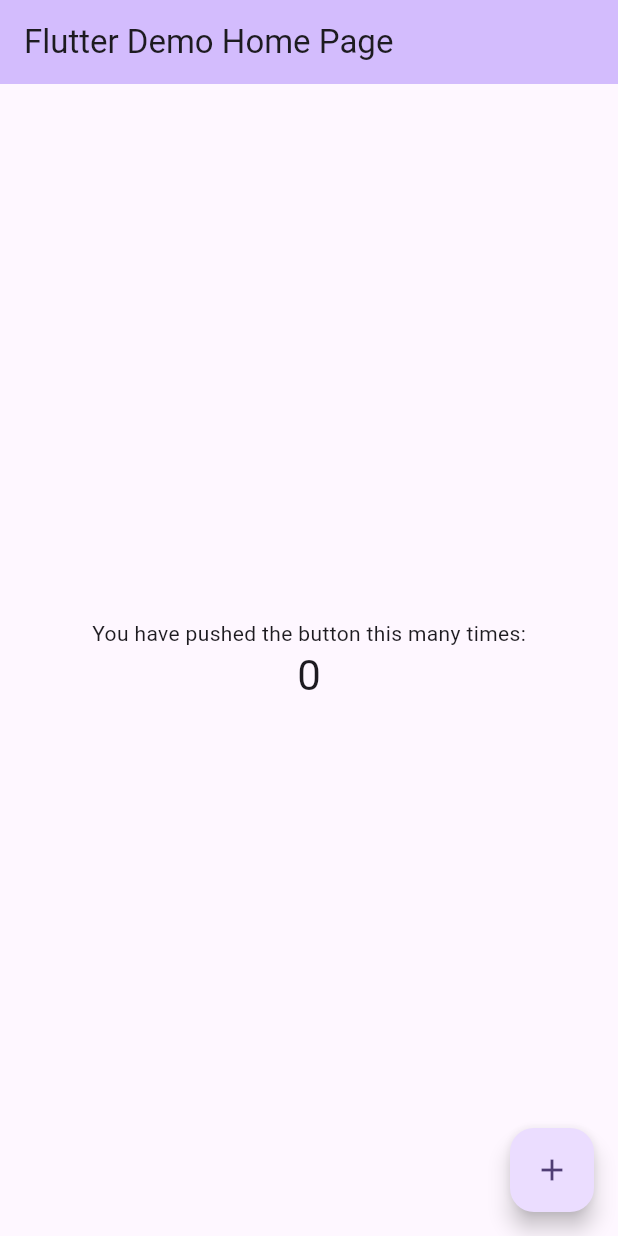
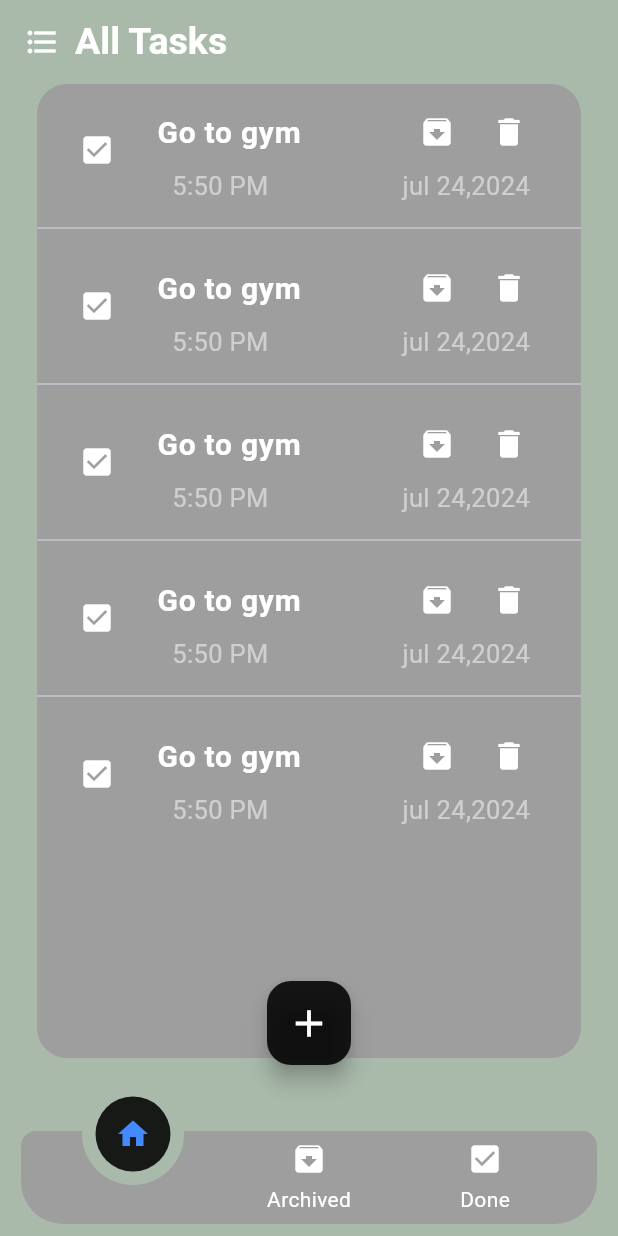
Before and after one commit to mahmoudAbdelghani2/IEEE-CS-MOBILE-26, a Flutter app: the screen it shows after launch, on a phone screen of 412 x 824 dp. Run offline on Flutter 3.47's test engine with Material 3 defaults, Android fonts, the phone set to English and light mode, and no system bars; drawn by our look-alikes of animated_notch_bottom_bar.

Commit message:
ToDo app with sqflite Ui part 1

```diff
--- a/Task-11/todo_app/lib/main.dart
+++ b/Task-11/todo_app/lib/main.dart
@@ -1,4 +1,5 @@
 import 'package:flutter/material.dart';
+import 'package:todo_app/screens/home_screen.dart';
 
 void main() {
   runApp(const MyApp());
@@ -7,116 +8,8 @@ void main() {
 class MyApp extends StatelessWidget {
   const MyApp({super.key});
 
-  // This widget is the root of your application.
   @override
   Widget build(BuildContext context) {
-    return MaterialApp(
-      title: 'Flutter Demo',
-      theme: ThemeData(
-        // This is the theme of your application.
-        //
-        // TRY THIS: Try running your application with "flutter run". You'll see
-        // the application has a purple toolbar. Then, without quitting the app,
-        // try changing the seedColor in the colorScheme below to Colors.green
-        // and then invoke "hot reload" (save your changes or press the "hot
-        // reload" button in a Flutter-supported IDE, or press "r" if you used
-        // the command line to start the app).
-        //
-        // Notice that the counter didn't reset back to zero; the application
-        // state is not lost during the reload. To reset the state, use hot
-        // restart instead.
-        //
-        // This works for code too, not just values: Most code changes can be
-        // tested with just a hot reload.
-        colorScheme: .fromSeed(seedColor: Colors.deepPurple),
-      ),
-      home: const MyHomePage(title: 'Flutter Demo Home Page'),
-    );
+    return MaterialApp(home: HomeScreen(), debugShowCheckedModeBanner: false);
   }
 }
-
-class MyHomePage extends StatefulWidget {
-  const MyHomePage({super.key, required this.title});
-
-  // This widget is the home page of your application. It is stateful, meaning
-  // that it has a State object (defined below) that contains fields that affect
-  // how it looks.
-
-  // This class is the configuration for the state. It holds the values (in this
-  // case the title) provided by the parent (in this case the App widget) and
-  // used by the build method of the State. Fields in a Widget subclass are
-  // always marked "final".
-
-  final String title;
-
-  @override
-  State<MyHomePage> createState() => _MyHomePageState();
-}
-
-class _MyHomePageState extends State<MyHomePage> {
-  int _counter = 0;
-
-  void _incrementCounter() {
-    setState(() {
-      // This call to setState tells the Flutter framework that something has
-      // changed in this State, which causes it to rerun the build method below
-      // so that the display can reflect the updated values. If we changed
-      // _counter without calling setState(), then the build method would not be
-      // called again, and so nothing would appear to happen.
-      _counter++;
-    });
-  }
-
-  @override
-  Widget build(BuildContext context) {
-    // This method is rerun every time setState is called, for instance as done
-    // by the _incrementCounter method above.
-    //
-    // The Flutter framework has been optimized to make rerunning build methods
-    // fast, so that you can just rebuild anything that needs updating rather
-    // than having to individually change instances of widgets.
-    return Scaffold(
-      appBar: AppBar(
-        // TRY THIS: Try changing the color here to a specific color (to
-        // Colors.amber, perhaps?) and trigger a hot reload to see the AppBar
-        // change color while the other colors stay the same.
-        backgroundColor: Theme.of(context).colorScheme.inversePrimary,
-        // Here we take the value from the MyHomePage object that was created by
-        // the App.build method, and use it to set our appbar title.
-        title: Text(widget.title),
-      ),
-      body: Center(
-        // Center is a layout widget. It takes a single child and positions it
-        // in the middle of the parent.
-        child: Column(
-          // Column is also a layout widget. It takes a list of children and
-          // arranges them vertically. By default, it sizes itself to fit its
-          // children horizontally, and tries to be as tall as its parent.
-          //
-          // Column has various properties to control how it sizes itself and
-          // how it positions its children. Here we use mainAxisAlignment to
-          // center the children vertically; the main axis here is the vertical
-          // axis because Columns are vertical (the cross axis would be
-          // horizontal).
-          //
-          // TRY THIS: Invoke "debug painting" (choose the "Toggle Debug Paint"
-          // action in the IDE, or press "p" in the console), to see the
-          // wireframe for each widget.
-          mainAxisAlignment: .center,
-          children: [
-            const Text('You have pushed the button this many times:'),
-            Text(
-              '$_counter',
-              style: Theme.of(context).textTheme.headlineMedium,
-            ),
-          ],
-        ),
-      ),
-      floatingActionButton: FloatingActionButton(
-        onPressed: _incrementCounter,
-        tooltip: 'Increment',
-        child: const Icon(Icons.add),
-      ),
-    );
-  }
-}
--- /dev/null
+++ b/Task-11/todo_app/lib/screens/home_screen.dart
@@ -0,0 +1,158 @@
+// ignore_for_file: use_build_context_synchronously
+
+import 'package:animated_notch_bottom_bar/animated_notch_bottom_bar/animated_notch_bottom_bar.dart';
+import 'package:flutter/material.dart';
+import 'package:todo_app/screens/archive_screen.dart';
+import 'package:todo_app/screens/done_screen.dart';
+import 'package:todo_app/screens/tasks_screen.dart';
+import 'package:todo_app/widgets/reuseable_widgets.dart';
+import 'package:intl/intl.dart';
+
+class HomeScreen extends StatefulWidget {
+  const HomeScreen({super.key});
+
+  @override
+  State<HomeScreen> createState() => _HomeScreenState();
+}
+
+class _HomeScreenState extends State<HomeScreen> {
+  final NotchBottomBarController _controller = NotchBottomBarController(
+    index: 0,
+  );
+  final PageController _pageController = PageController(initialPage: 0);
+  final _scaffoldKey = GlobalKey<ScaffoldState>();
+  var titleController = TextEditingController();
+  var timeController = TextEditingController();
+  var dateController = TextEditingController();
+  var formKey = GlobalKey<FormState>();
+  bool isBottomSheetShow = false;
+  List<Widget> screens = [TasksScreen(), ArchiveScreen(), DoneScreen()];
+  @override
+  Widget build(BuildContext context) {
+    return Scaffold(
+      key: _scaffoldKey,
+      backgroundColor: const Color.fromRGBO(169, 186, 171, 1),
+      floatingActionButtonLocation: FloatingActionButtonLocation.centerFloat,
+      floatingActionButton: FloatingActionButton(
+        onPressed: () {
+          if (isBottomSheetShow) {
+            if (formKey.currentState!.validate()) {
+              Navigator.pop(context);
+              setState(() {
+                isBottomSheetShow = false;
+              });
+            }
+          } else {
+            _scaffoldKey.currentState!
+                .showBottomSheet((context) {
+                  return Form(
+                    key: formKey,
+                    child: Padding(
+                      padding: const EdgeInsets.all(8.0),
+                      child: Column(
+                        mainAxisSize: MainAxisSize.min,
+                        children: [
+                          defaultFormField(
+                            controller: titleController,
+                            labelText: 'Task Name',
+                            icon: Icons.title,
+                            onTap: () {},
+                          ),
+                          SizedBox(height: 10),
+                          defaultFormField(
+                            controller: titleController,
+                            labelText: 'Task Time',
+                            icon: Icons.timer_rounded,
+                            onTap: () {
+                              showTimePicker(
+                                context: context,
+                                initialTime: TimeOfDay.now(),
+                              ).then((value) {
+                                timeController.text = value!.format(context);
+                              });
+                            },
+                          ),
+                          SizedBox(height: 10),
+                          defaultFormField(
+                            controller: titleController,
+                            labelText: 'Task Date',
+                            icon: Icons.date_range,
+                            onTap: () {
+                              showDatePicker(
+                                context: context,
+                                firstDate: DateTime.now(),
+                                initialDate: DateTime.now(),
+                                lastDate: DateTime.parse('3119-05-09'),
+                              ).then((value) {
+                                dateController.text = DateFormat.yMMMd().format(
+                                  value!,
+                                );
+                              });
+                            },
+                          ),
+                        ],
+                      ),
+                    ),
+                  );
+                })
+                .closed
+                .then((value) {
+                  setState(() {
+                    isBottomSheetShow = false;
+                  });
+                });
+            setState(() {
+              isBottomSheetShow = true;
+            });
+          }
+        },
+        backgroundColor: Colors.black87,
+        child: Icon(Icons.add, color: Colors.white, size: 30),
+      ),
+      appBar: AppBar(
+        automaticallyImplyLeading: false,
+        title: Row(
+          children: [
+            Icon(Icons.format_list_bulleted, color: Colors.white),
+            SizedBox(width: 10),
+            Text(
+              "All Tasks",
+              style: TextStyle(
+                color: Colors.white,
+                fontSize: 25,
+                fontWeight: FontWeight.bold,
+              ),
+            ),
+          ],
+        ),
+        backgroundColor: const Color.fromRGBO(169, 186, 171, 1),
+      ),
+      body: PageView(
+        physics: NeverScrollableScrollPhysics(),
+        controller: _pageController,
+        children: screens,
+      ),
+      bottomNavigationBar: AnimatedNotchBottomBar(
+        color: Colors.grey,
+        notchBottomBarController: _controller,
+        notchColor: Colors.black87,
+        elevation: 4,
+        showLabel: true,
+        removeMargins: false,
+        bottomBarWidth: 500,
+        showShadow: false,
+        durationInMilliSeconds: 300,
+        bottomBarItems: [
+          bottomBarItem(icon: Icons.home, label: "Tasks"),
+          bottomBarItem(icon: Icons.archive, label: "Archived"),
+          bottomBarItem(icon: Icons.check_box, label: "Done"),
+        ],
+        onTap: (int index) {
+          _pageController.jumpToPage(index);
+        },
+        kIconSize: 24,
+        kBottomRadius: 28,
+      ),
+    );
+  }
+}
--- /dev/null
+++ b/Task-11/todo_app/lib/screens/tasks_screen.dart
@@ -0,0 +1,84 @@
+// ignore_for_file: deprecated_member_use
+
+import 'package:flutter/material.dart';
+
+class TasksScreen extends StatefulWidget {
+  const TasksScreen({super.key});
+
+  @override
+  State<TasksScreen> createState() => _TasksScreenState();
+}
+
+class _TasksScreenState extends State<TasksScreen> {
+  @override
+  Widget build(BuildContext context) {
+    return SingleChildScrollView(
+      child: Column(
+        children: [
+          Container(
+            width: MediaQuery.of(context).size.width * 0.88,
+            height: MediaQuery.of(context).size.height * 0.788,
+            decoration: BoxDecoration(
+              borderRadius: BorderRadius.circular(20),
+              color: Colors.grey,
+            ),
+            child: ListView.separated(
+              itemBuilder: (context, index) => ListTile(
+                leading: IconButton(
+                  onPressed: () {},
+                  icon: Icon(Icons.check_box, color: Colors.white),
+                ),
+                title: Row(
+                  children: [
+                    Text(
+                      "Go to gym",
+                      overflow: TextOverflow.ellipsis,
+                      style: TextStyle(
+                        color: Colors.white,
+                        fontSize: 20,
+                        fontWeight: FontWeight.bold,
+                      ),
+                    ),
+                    Spacer(),
+                    IconButton(
+                      onPressed: () {},
+                      icon: Icon(Icons.archive, color: Colors.white),
+                    ),
+                    IconButton(
+                      onPressed: () {},
+                      icon: Icon(Icons.delete, color: Colors.white),
+                    ),
+                  ],
+                ),
+                subtitle: Padding(
+                  padding: EdgeInsets.only(left: 10, right: 10),
+                  child: Row(
+                    mainAxisAlignment: MainAxisAlignment.spaceBetween,
+                    children: [
+                      Text(
+                        "5:50 PM",
+                        style: TextStyle(
+                          fontSize: 17,
+                          color: Colors.white.withOpacity(0.5),
+                        ),
+                      ),
+                      Text(
+                        "jul 24,2024",
+                        style: TextStyle(
+                          fontSize: 17,
+                          color: Colors.white.withOpacity(0.5),
+                        ),
+                      ),
+                    ],
+                  ),
+                ),
+              ),
+              separatorBuilder: (context, index) => Divider(),
+              itemCount: 5,
+            ),
+          ),
+        ],
+      ),
+    );
+  }
+}
--- /dev/null
+++ b/Task-11/todo_app/lib/widgets/reuseable_widgets.dart
@@ -0,0 +1,31 @@
+// ignore_for_file: unused_element
+
+import 'package:animated_notch_bottom_bar/animated_notch_bottom_bar/animated_notch_bottom_bar.dart';
+import 'package:flutter/material.dart';
+
+BottomBarItem bottomBarItem({required IconData icon, required String label}) =>
+    BottomBarItem(
+      inActiveItem: Icon(icon, color: Colors.white),
+      activeItem: Icon(icon, color: Colors.blueAccent),
+      itemLabelWidget: Text(label, style: const TextStyle(color: Colors.white)),
+    );
+Widget defaultFormField({
+  required TextEditingController controller,
+  required String labelText,
+  required IconData icon,
+  required GestureTapCallback onTap,
+}) => TextFormField(
+  controller: controller,
+  validator: (value) {
+    if (value!.isEmpty) {
+      return 'The value can\'t be null';
+    }
+    return null;
+  },
+  onTap: onTap,
+  decoration: InputDecoration(
+    border: OutlineInputBorder(borderRadius: BorderRadius.circular(20)),
+    labelText: labelText,
+    prefixIcon: Icon(icon),
+  ),
+);
--- a/Task-11/todo_app/pubspec.yaml
+++ b/Task-11/todo_app/pubspec.yaml
@@ -2,7 +2,7 @@ name: todo_app
 description: "A new Flutter project."
 # The following line prevents the package from being accidentally published to
 # pub.dev using `flutter pub publish`. This is preferred for private packages.
-publish_to: 'none' # Remove this line if you wish to publish to pub.dev
+publish_to: "none" # Remove this line if you wish to publish to pub.dev
 
 # The following defines the version and build number for your application.
 # A version number is three numbers separated by dots, like 1.2.43
@@ -34,6 +34,9 @@ dependencies:
   # The following adds the Cupertino Icons font to your application.
   # Use with the CupertinoIcons class for iOS style icons.
   cupertino_icons: ^1.0.8
+  sqflite: ^2.4.2
+  animated_notch_bottom_bar: ^1.0.4
+  intl: ^0.20.2
 
 dev_dependencies:
   flutter_test:
@@ -51,7 +54,6 @@ dev_dependencies:
 
 # The following section is specific to Flutter packages.
 flutter:
-
   # The following line ensures that the Material Icons font is
   # included with your application, so that you can use the icons in
   # the material Icons class.
```
Also changed, not shown: Task-11/todo_app/lib/screens/archive_screen.dart (added, +17 -0 lines), Task-11/todo_app/lib/screens/done_screen.dart (added, +17 -0 lines), Task-11/todo_app/pubspec.lock.
